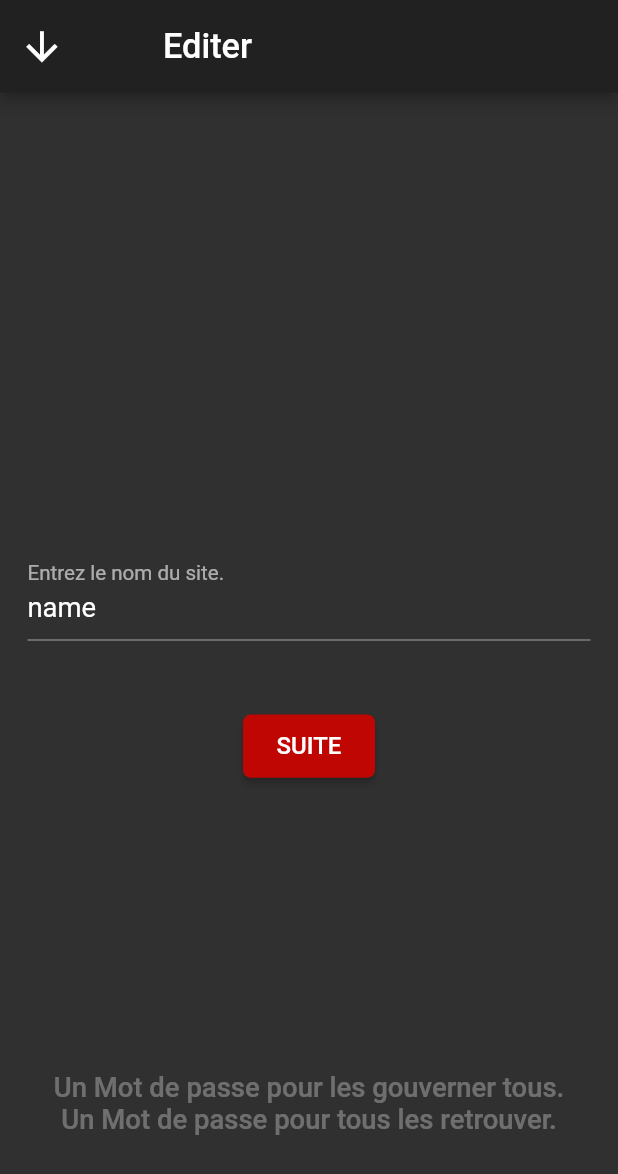
After one commit to deadLocks21/SYA-or-Save-Your-passwords-Anonymously, a Flutter app: the WebsiteNameWindow screen opened directly, on a phone screen of 412 x 824 dp. The commit adds this screen. Shown: the top 1174 px of the screen. Run offline on Flutter 3.47's test engine with Material 2 defaults, Android fonts, the phone set to English and light mode, and no system bars; our stand-ins replace flutter_screenutil, sqflite; accounts and stored records are empty.

Commit message:
Design of WebsiteNameWindow.

```diff
--- a/sya/lib/ihm/Windows/MainWindow.dart
+++ b/sya/lib/ihm/Windows/MainWindow.dart
@@ -4,7 +4,9 @@ import 'package:sya/ihm/Tools/ColorTools.dart';
 import 'package:sya/ihm/Tools/FontWeightType.dart';
 import 'package:sya/ihm/Tools/ResponsiveTools.dart';
 import 'package:sya/ihm/Windows/InformationWindow.dart';
+import 'package:sya/ihm/Windows/WebsiteNameWindow.dart';
 import 'package:sya/ihm/Windows/WelcomeWindow.dart';
+import 'package:sya/logic/Website.dart';
 
 
 class MainWindow extends StatefulWidget {
@@ -88,7 +90,24 @@ class _MainWindowState extends State<MainWindow> {
         floatingActionButton: Container(
           height: ResponsiveTools.height(36),
           child: FloatingActionButton.extended(
-            onPressed: null,
+            onPressed: () {
+              Navigator.of(context).push(
+                  PageRouteBuilder(
+                      pageBuilder: (context, animation, secondaryAnimation) => WebsiteNameWindow(website: new Website(id: 1, name: "name", login: "login", cryptedPassword: "cryptedPassword"),),
+                      transitionsBuilder: (context, animation, secondaryAnimation, child) {
+                        var begin = Offset(0.0, 1.0);
+                        var end = Offset(0, 0);
+                        var tween = Tween(begin: begin, end: end);
+                        var offsetAnimation = animation.drive(tween);
+
+                        return SlideTransition(
+                          position: offsetAnimation,
+                          child: child,
+                        );
+                      }
+                  )
+              );
+            },
             label: Text(
               "AJOUTER",
               style: TextStyle(
--- /dev/null
+++ b/sya/lib/ihm/Windows/WebsiteNameWindow.dart
@@ -0,0 +1,155 @@
+// WebsitNameWindow
+import 'package:flutter/cupertino.dart';
+import 'package:flutter/material.dart';
+import 'package:sya/ihm/Tools/ColorTools.dart';
+import 'package:sya/ihm/Tools/FontWeightType.dart';
+import 'package:sya/ihm/Tools/RedundantWidget.dart';
+import 'package:sya/ihm/Tools/ResponsiveTools.dart';
+import 'package:sya/ihm/Widgets/RRaisedButton.dart';
+import 'package:sya/ihm/Windows/InformationWindow.dart';
+import 'package:sya/ihm/Windows/WelcomeWindow.dart';
+import 'package:sya/logic/Website.dart';
+
+
+class WebsiteNameWindow extends StatefulWidget {
+  Website website;
+
+  WebsiteNameWindow({Key key, this.website}) : super(key: key);
+
+  @override
+  _WebsiteNameWindowState createState() => _WebsiteNameWindowState(website);
+}
+
+class _WebsiteNameWindowState extends State<WebsiteNameWindow>
+    with SingleTickerProviderStateMixin {
+  AnimationController _controller;
+  Animation<Offset> _offsetAnimationIn;
+  Animation<Offset> _offsetAnimationOut;
+  bool enter = true;
+  TextEditingController _tFController = TextEditingController();
+  Website website;
+
+  _WebsiteNameWindowState(this.website);
+
+  @override
+  void initState() {
+    super.initState();
+
+    _controller = AnimationController(
+      duration: const Duration(seconds: 1),
+      vsync: this,
+    )..forward(from: 0);
+
+    _offsetAnimationIn = Tween<Offset>(
+      begin: Offset(-2, 0),
+      end: Offset(0, 0),
+    ).animate(CurvedAnimation(
+      parent: _controller,
+      curve: Curves.easeInOutBack,
+    ));
+
+    _offsetAnimationOut = Tween<Offset>(
+      begin: Offset(0, 0),
+      end: Offset(-2, 0),
+    ).animate(CurvedAnimation(
+      parent: _controller,
+      curve: Curves.easeInOutBack,
+    ));
+  }
+
+  @override
+  void dispose() {
+    super.dispose();
+    _controller.dispose();
+    _tFController.dispose();
+  }
+
+  @override
+  Widget build(BuildContext context) {
+    ResponsiveTools.initScreenUtils(context);
+    _tFController.text = website.name;
+
+    return Scaffold(
+      appBar: AppBar(
+          toolbarHeight: ResponsiveTools.height(48),
+          title: Container(
+            margin: EdgeInsets.only(left: ResponsiveTools.width(32)),
+            child: Text(
+              website.id == null ? "Ajouter" : "Editer",
+              style: TextStyle(
+                  fontSize: ResponsiveTools.textSize(20),
+                  fontWeight: FontWeightType.MEDIUM,
+                  color: ColorTools.getTitleColor()
+              ),
+            ),
+          ),
+          leading:  Container(
+            child: IconButton(
+              icon: Icon(
+                Icons.arrow_downward,
+                color: ColorTools.getTitleColor(),
+                size: ResponsiveTools.height(24),
+              ),
+              onPressed: () {
+                Navigator.pop(context);
+              },
+            ),
+          )
+      ),
+      body: Center(
+          child: SingleChildScrollView(
+            child: Column(
+              children: [
+                SlideTransition(
+                  position: enter ? _offsetAnimationIn : _offsetAnimationOut,
+                  child: Container(
+                    height: ResponsiveTools.height(200),
+                    margin: EdgeInsets.only(
+                        bottom: ResponsiveTools.height(149), top: ResponsiveTools.height(121)),
+                    child: Column(
+                      children: [
+                        Container(
+                          width: ResponsiveTools.width(328),
+                          margin: EdgeInsets.only(
+                              bottom: ResponsiveTools.height(36),
+                              top: ResponsiveTools.height(77)),
+                          child: TextField(
+                            controller: _tFController,
+                            style: TextStyle(
+                                fontSize: ResponsiveTools.textSize(16)
+                            ),
+                            decoration: InputDecoration(
+                                labelText: "Entrez le nom du site."
+                            ),
+                          ),
+                        ),
+                        RRaisedButton(
+                          "SUITE",
+                          color: ColorTools.getMainColor(),
+                          onPressed: () async {
+                            setState(() {
+                              enter = !enter;
+                            });
+                            await _controller.forward(from: 0);
+
+                            /*Navigator.pushReplacement(
+                              context,
+                              PageRouteBuilder(
+                                pageBuilder: (context, animation1, animation2) => VerificationWindow(),
+                              ),
+                            );*/
+                          },
+                        ),
+                      ],
+                    ),
+                  ),
+                ),
+                RedundantWidget.jokeBottom()
+              ],
+            ),
+          )
+      ),
+      resizeToAvoidBottomInset: false,
+    );
+  }
+}
```
